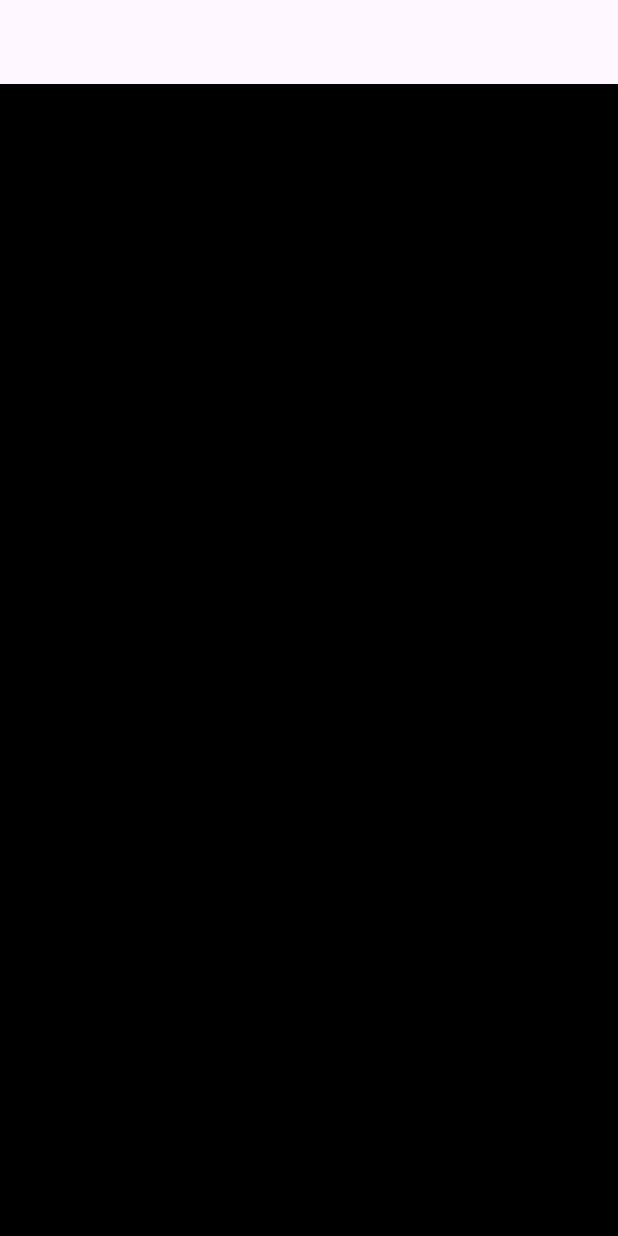
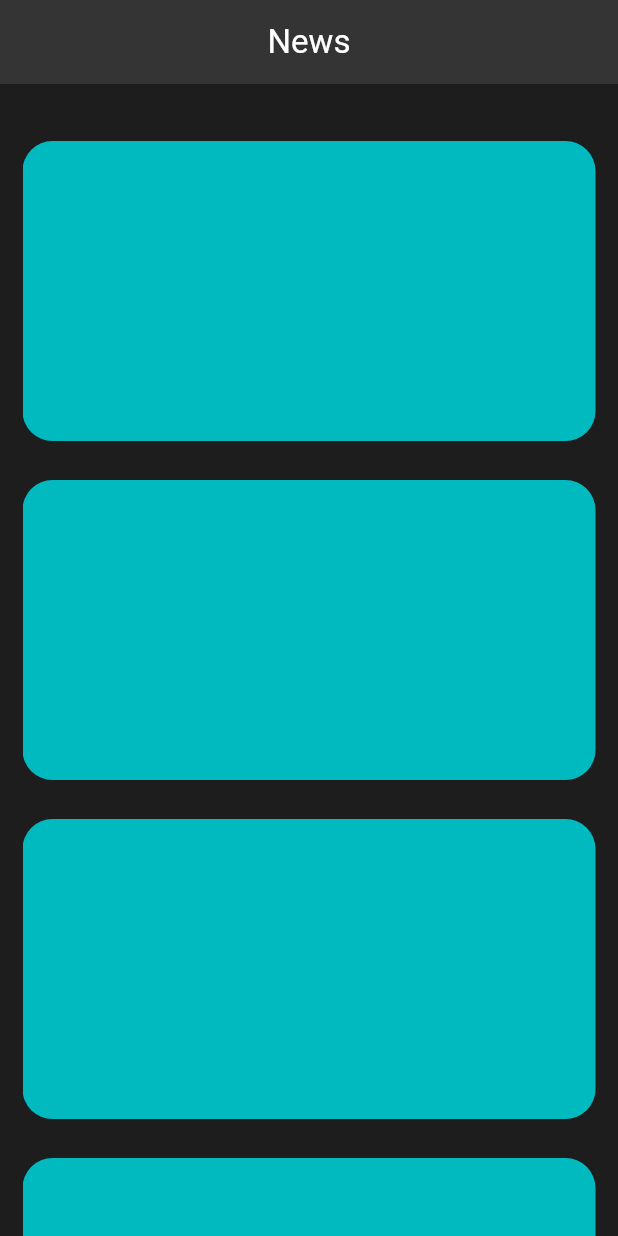
Before and after one commit to ramazanov7/news_app, a Flutter app: the screen it shows after launch, on a phone screen of 412 x 824 dp. Run offline on Flutter 3.47's test engine with Material 3 defaults, Android fonts, the phone set to English and light mode, and no system bars.

Commit message:
created the 10 container

```diff
--- a/lib/screens/home_page.dart
+++ b/lib/screens/home_page.dart
@@ -1,3 +1,5 @@
+// ignore_for_file: prefer_const_constructors
+
 import 'package:flutter/material.dart';
 
 class HomePage extends StatefulWidget {
@@ -11,9 +13,38 @@ class _HomePageState extends State<HomePage> {
   @override
   Widget build(BuildContext context) {
     return Scaffold(
-      backgroundColor: Colors.black,
-      appBar: AppBar(),
-      body: Column(),
+      backgroundColor: const Color.fromARGB(255, 29, 29, 29),
+      appBar: AppBar(
+        backgroundColor: Color.fromARGB(255, 52, 52, 52),
+        // elevation: 5.0,
+        title: Text('News',
+          style: TextStyle(
+            color: Colors.white
+          ),
+        ),
+        centerTitle: true,
+      ),
+      body: Padding(
+        padding: const EdgeInsets.only(top: 20, left: 15, right: 15),
+        child: ListView.builder(
+          // lenght of news feeds. ex: 10
+          itemCount: 10,
+          itemBuilder:(context, index) {
+
+            // Section
+            return ListTile(
+              contentPadding: EdgeInsets.only(top: 10),
+              title: Container(
+                height: 200,
+                decoration: BoxDecoration(
+                  color: Color.fromARGB(255, 0, 186, 192),
+                  borderRadius: BorderRadius.circular(20)
+                ),
+              ),
+            );
+          },
+        ),
+      )
     );
   }
 }
```
